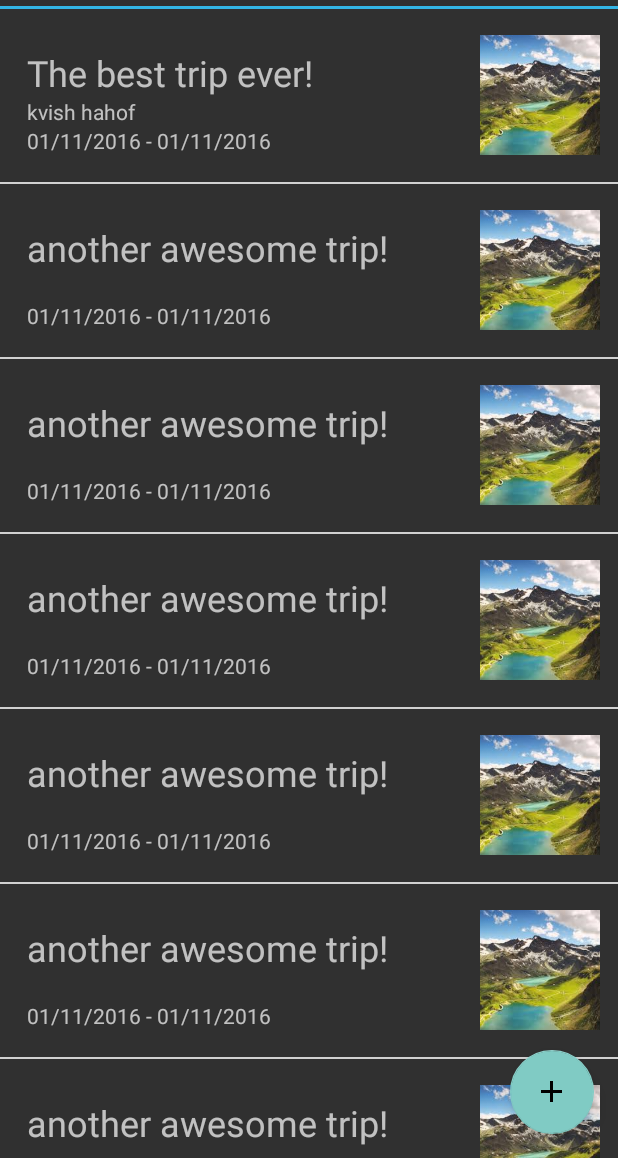
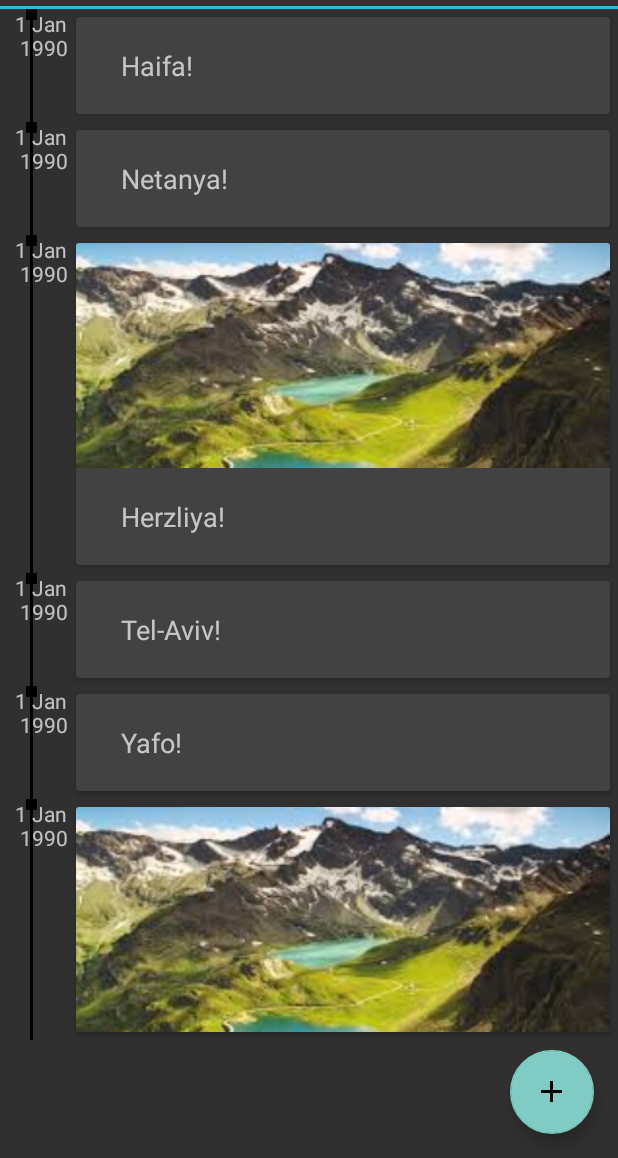
Before and after one commit to davidexterman/KeepTrip, an Android app: the screen it shows after launch (TripMainActivity before the commit, LandmarkMainActivity after it), on a phone screen of 412 x 824 dp, the part 78-1236 px from its top. Run offline under Robolectric (Android 15) with nearby library versions, the phone set to English and light mode, and no system bars.

Commit message:
add card landmark list view

```diff
--- a/app/src/main/java/com/keeptrip/keeptrip/LandmarkMainActivity.java
+++ b/app/src/main/java/com/keeptrip/keeptrip/LandmarkMainActivity.java
@@ -16,7 +16,7 @@ public class LandmarkMainActivity extends AppCompatActivity {
         getSupportActionBar().setIcon(R.mipmap.ic_launcher);
 
         if (findViewById(R.id.fragment_container) != null) {
-            getFragmentManager().beginTransaction().add(R.id.fragment_container, new LandmarkDetailsFragment()).commit();
+            getFragmentManager().beginTransaction().add(R.id.fragment_container, new LandmarksListFragment()).commit();
         }
     }
 }
--- /dev/null
+++ b/app/src/main/java/com/keeptrip/keeptrip/LandmarksListFragment.java
@@ -0,0 +1,55 @@
+package com.keeptrip.keeptrip;
+
+import android.app.Fragment;
+import android.os.Bundle;
+import android.support.design.widget.FloatingActionButton;
+import android.support.v7.widget.DefaultItemAnimator;
+import android.support.v7.widget.LinearLayoutManager;
+import android.support.v7.widget.RecyclerView;
+import android.view.LayoutInflater;
+import android.view.View;
+import android.view.ViewGroup;
+import android.widget.Toast;
+
+import java.util.ArrayList;
+import java.util.Arrays;
+
+
+public class LandmarksListFragment extends Fragment {
+    public static final String TRIP_ID_PARAM = "tripId";
+
+    private AppDataProvider dataProvider = new SqlLiteAppDataProvider();
+    private ArrayList<Landmark> trips = new ArrayList<>();
+    private RecyclerView landmarksRecyclerView;
+    private LandmarksListRowAdapter landmarksListRowAdapter;
+
+
+    @Override
+    public View onCreateView(LayoutInflater inflater, ViewGroup container,
+                             Bundle savedInstanceState) {
+        // Inflate the layout for this fragment
+        View view = inflater.inflate(R.layout.fragment_landmarks_list, container, false);
+
+        landmarksRecyclerView = (RecyclerView) view.findViewById(R.id.landmarks_recycler_view);
+        dataProvider.initialize();
+
+        int tripId = 1; // savedInstanceState.getInt(TRIP_ID_PARAM);
+
+        ArrayList<Landmark> landmarks = new ArrayList<>(Arrays.asList(dataProvider.getLandmarks(tripId)));
+
+        landmarksListRowAdapter = new LandmarksListRowAdapter(landmarks);
+        RecyclerView.LayoutManager mLayoutManager = new LinearLayoutManager(getActivity().getApplicationContext());
+        landmarksRecyclerView.setLayoutManager(mLayoutManager);
+        landmarksRecyclerView.setItemAnimator(new DefaultItemAnimator());
+        landmarksRecyclerView.setAdapter(landmarksListRowAdapter);
+
+        FloatingActionButton myFab = (FloatingActionButton) view.findViewById(R.id.landmarks_main_floating_action_button);
+        myFab.setOnClickListener(new View.OnClickListener() {
+            public void onClick(View v) {
+                Toast.makeText(v.getContext().getApplicationContext()," Add new landmark! ", Toast.LENGTH_SHORT).show();
+            }
+        });
+
+        return view;
+    }
+}
--- /dev/null
+++ b/app/src/main/java/com/keeptrip/keeptrip/LandmarksListRowAdapter.java
@@ -0,0 +1,82 @@
+package com.keeptrip.keeptrip;
+
+import android.support.v7.app.AppCompatActivity;
+import android.support.v7.widget.RecyclerView;
+import android.view.LayoutInflater;
+import android.view.View;
+import android.view.ViewGroup;
+import android.widget.ImageView;
+import android.widget.TextView;
+import android.widget.Toast;
+
+import java.util.ArrayList;
+
+public class LandmarksListRowAdapter extends RecyclerView.Adapter<LandmarksListRowAdapter.LandmarkViewHolder> {
+
+    private ArrayList<Landmark> landmarksList;
+
+    public class LandmarkViewHolder extends RecyclerView.ViewHolder implements View.OnClickListener {
+        public TextView title; //, location, date;
+        public ImageView landmarkImage;
+        private android.support.v7.widget.CardView landmarkCard;
+
+        public LandmarkViewHolder(View itemLayoutView) {
+            super(itemLayoutView);
+            title = (TextView) itemLayoutView.findViewById(R.id.landmark_card_timeline_title_text_view);
+//            location = (TextView) itemLayoutView.findViewById(R.id.trip_card_location_text_view);
+//            date = (TextView) itemLayoutView.findViewById(R.id.trip_card_date_text_view);
+            landmarkImage = (ImageView) itemLayoutView.findViewById(R.id.landmark_card_photo_image_view);
+            landmarkCard = (android.support.v7.widget.CardView) itemLayoutView.findViewById(R.id.landmark_card_view_widget);
+            landmarkCard.setOnClickListener(this);
+        }
+
+        @Override
+        public void onClick(View view) {
+            AppCompatActivity hostActivity = (AppCompatActivity) view.getContext();
+            Toast.makeText(hostActivity.getApplicationContext(),title.getText() + " Has been chosen", Toast.LENGTH_SHORT).show();
+        }
+    }
+
+    public LandmarksListRowAdapter(ArrayList<Landmark> landmarksList) {
+        this.landmarksList = landmarksList;
+    }
+
+    @Override
+    public LandmarksListRowAdapter.LandmarkViewHolder onCreateViewHolder(ViewGroup parent, int viewType) {
+        View itemView = LayoutInflater.from(parent.getContext()).inflate(R.layout.landmark_card_timeline_layout, parent, false);
+
+        return new LandmarksListRowAdapter.LandmarkViewHolder(itemView);
+    }
+
+    @Override
+    public void onBindViewHolder(LandmarksListRowAdapter.LandmarkViewHolder holder, int position) {
+        Landmark landmark = landmarksList.get(position);
+
+        String title = landmark.getTitle();
+        if (title.isEmpty()) {
+            holder.title.setVisibility(View.GONE);
+        } else {
+            holder.title.setVisibility(View.VISIBLE);
+            holder.title.setText(landmark.getTitle());
+        }
+
+        if (landmark.getId() % 3 == 0) { //todo: change this!
+            holder.landmarkImage.setImageResource(R.drawable.landscape);
+        }
+
+//        holder.location.setText(trip.getPlace());
+//        holder.coverPhoto.setImageResource(R.drawable.landscape);
+//
+//        SimpleDateFormat sdf = new SimpleDateFormat("dd/MM/yyyy", Locale.ENGLISH);
+//        String startDate = "";
+//        if (trip.getStartDate() != null) startDate = sdf.format(trip.getStartDate());
+//        String endDate = "";
+//        if (trip.getStartDate() != null) endDate =sdf.format(trip.getEndDate());
+//        holder.date.setText(startDate + " - " + endDate);
+    }
+
+    @Override
+    public int getItemCount() {
+        return landmarksList.size();
+    }
+}
--- a/app/src/main/java/com/keeptrip/keeptrip/MainActivity.java
+++ b/app/src/main/java/com/keeptrip/keeptrip/MainActivity.java
@@ -11,7 +11,7 @@ public class MainActivity extends AppCompatActivity {
         super.onCreate(savedInstanceState);
         setContentView(R.layout.activity_main);
 
-        Intent intent = new Intent(this, TripMainActivity.class);
+        Intent intent = new Intent(this, LandmarkMainActivity.class);
         startActivity(intent);
     }
 }
--- a/app/src/main/java/com/keeptrip/keeptrip/SqlLiteAppDataProvider.java
+++ b/app/src/main/java/com/keeptrip/keeptrip/SqlLiteAppDataProvider.java
@@ -24,12 +24,16 @@ public class SqlLiteAppDataProvider implements AppDataProvider {
             final Landmark landmark2 = createLandmark(2, 1, "Netanya!");
             final Landmark landmark3 = createLandmark(3, 1, "Herzliya!");
             final Landmark landmark4 = createLandmark(4, 1, "Tel-Aviv!");
+            final Landmark landmark5 = createLandmark(5, 1, "Yafo!");
+            final Landmark landmark6 = createLandmark(6, 1, "");
 
             this.Landmarks = new ArrayList<>();
             Landmarks.add(landmark1);
             Landmarks.add(landmark2);
             Landmarks.add(landmark3);
             Landmarks.add(landmark4);
+            Landmarks.add(landmark5);
+            Landmarks.add(landmark6);
             this.Trips = new ArrayList<>();
             Trips.add(trip1);
             Trips.add(trip2);
@@ -46,7 +50,7 @@ public class SqlLiteAppDataProvider implements AppDataProvider {
     private Landmark createLandmark(int id, int tripId, String title) {
         SimpleDateFormat sdf = new SimpleDateFormat("dd/MM/yyyy");
         Date date = null;// sdf.parse("01/11/2016");
-        return new Landmark(id, "Natanya!", "", date, "", "", "" , "");
+        return new Landmark(id, title, "", date, "", "", "" , "");
     }
 
     @Override
@@ -70,7 +74,7 @@ public class SqlLiteAppDataProvider implements AppDataProvider {
 
     @Override
     public Landmark[] getLandmarks(int tripId) {
-        return (Landmark[])Landmarks.toArray();
+        return Landmarks.toArray(new Landmark[Landmarks.size()]);
     }
 
     @Override
--- a/app/src/main/java/com/keeptrip/keeptrip/TripsListFragment.java
+++ b/app/src/main/java/com/keeptrip/keeptrip/TripsListFragment.java
@@ -25,7 +25,6 @@ public class TripsListFragment extends Fragment {
                              Bundle savedInstanceState) {
         View view = inflater.inflate(R.layout.fragment_trips_list, container, false);
 
-
         tripsRecyclerView = (RecyclerView) view.findViewById(R.id.trips_recycler_view);
         dataProvider.initialize();
 
--- /dev/null
+++ b/app/src/main/res/layout/fragment_landmarks_list.xml
@@ -0,0 +1,24 @@
+<android.support.design.widget.CoordinatorLayout xmlns:android="http://schemas.android.com/apk/res/android"
+    xmlns:tools="http://schemas.android.com/tools"
+    xmlns:app="http://schemas.android.com/apk/res-auto"
+    android:layout_width="match_parent"
+    android:layout_height="match_parent"
+    tools:context="com.keeptrip.keeptrip.LandmarksListFragment">
+
+    <android.support.v7.widget.RecyclerView
+        android:id="@+id/landmarks_recycler_view"
+        android:layout_width="match_parent"
+        android:layout_height="match_parent"
+        android:scrollbars="vertical" />
+
+    <android.support.design.widget.FloatingActionButton
+        android:id="@+id/landmarks_main_floating_action_button"
+        android:layout_width="wrap_content"
+        android:layout_height="wrap_content"
+        android:layout_gravity="bottom|end"
+        android:layout_margin="16dp"
+        android:src="@drawable/ic_add_black_24dp"
+        app:layout_anchor="@id/landmarks_recycler_view"
+        app:layout_anchorGravity="bottom|end" />
+
+</android.support.design.widget.CoordinatorLayout>
--- /dev/null
+++ b/app/src/main/res/layout/landmark_card_timeline_layout.xml
@@ -0,0 +1,83 @@
+<?xml version="1.0" encoding="utf-8"?>
+<LinearLayout xmlns:android="http://schemas.android.com/apk/res/android"
+    xmlns:app="http://schemas.android.com/apk/res-auto"
+    android:orientation="horizontal"
+    android:layout_width="match_parent"
+    android:layout_height="wrap_content"
+    android:layout_marginLeft="10dp">
+
+        <RelativeLayout
+            android:layout_width="wrap_content"
+            android:layout_height="match_parent" >
+
+            <View
+                android:layout_width="2dp"
+                android:layout_height="match_parent"
+                android:layout_centerVertical="true"
+                android:layout_marginLeft="10dp"
+                android:background="@android:color/black" />
+
+            <TextView
+                android:layout_width="wrap_content"
+                android:layout_height="wrap_content"
+                android:layout_alignParentTop="true"
+                android:text="1 Jan\n 1990"/>
+
+            <View
+                android:layout_width="7dp"
+                android:layout_height="7dp"
+                android:layout_alignParentTop="true"
+                android:layout_marginLeft="7dp"
+                android:background="@android:color/black" />
+        </RelativeLayout>
+
+        <android.support.v7.widget.CardView
+            android:id="@+id/landmark_card_view_widget"
+            android:layout_width="match_parent"
+            android:layout_height="wrap_content"
+            android:elevation="8dp"
+            app:cardCornerRadius="2dp"
+            android:layout_margin="5dp">
+
+            <LinearLayout
+                android:layout_width="match_parent"
+                android:layout_height="wrap_content"
+                android:orientation="vertical">
+
+                <ImageView
+                    android:id="@+id/landmark_card_photo_image_view"
+                    android:layout_width="match_parent"
+                    android:layout_height="wrap_content"
+                    android:maxHeight="150dp"
+                    android:adjustViewBounds="true"
+                    android:scaleType="centerCrop"/>
+
+                <TextView
+                    android:id="@+id/landmark_card_timeline_title_text_view"
+                    android:layout_width="match_parent"
+                    android:layout_height="wrap_content"
+                    android:text="title"
+                    android:textSize="18sp"
+                    android:layout_marginLeft="10dp"
+                    android:padding="20dp"
+                    android:gravity="start" />
+
+                <TextView
+                    android:id="@+id/landmark_card_timeline_title_text_vie"
+                    android:layout_width="match_parent"
+                    android:layout_height="wrap_content"
+                    android:visibility="gone"
+                    android:text=""
+                    android:textSize="18sp"
+                    android:layout_marginLeft="10dp"
+                    android:padding="20dp"
+                    android:gravity="start" />
+
+
+
+            </LinearLayout>
+
+
+
+        </android.support.v7.widget.CardView>
+</LinearLayout>
```
